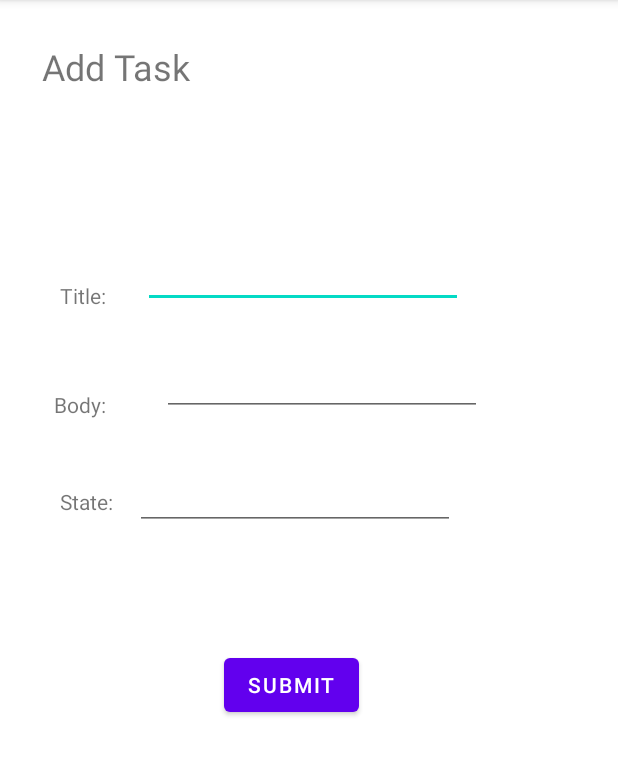
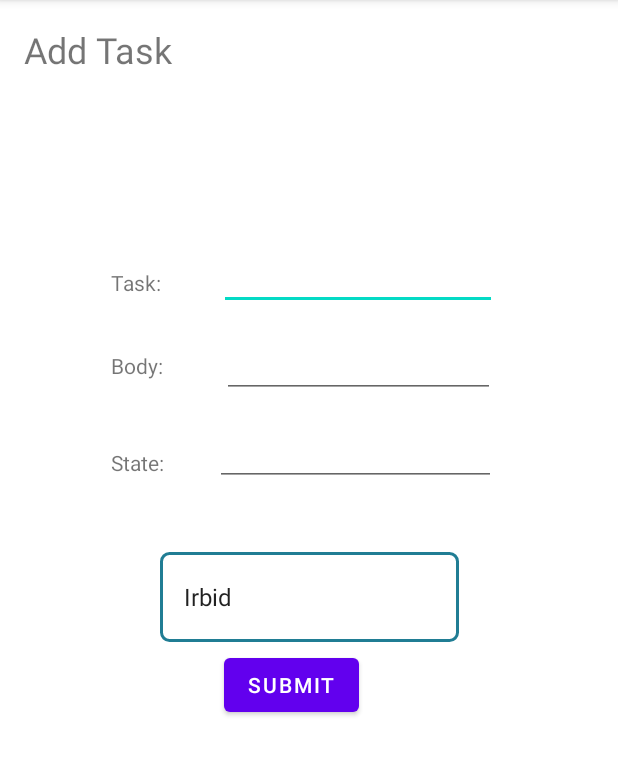
Before and after one commit to ibrahim-alhamshari/taskmaster, an Android app: the AddTask screen opened directly, with no data from a screen before it, on a phone screen of 412 x 824 dp, the part 84-860 px from its top. Run offline under Robolectric (Android 15) with nearby library versions, the phone set to English and light mode, and no system bars; our stand-ins replace Room's generated code; libraries missing offline, so code that uses them is left out: com.amplifyframework.api, com.amplifyframework.core.

Commit message:
adding spinner to the add task and to the settings page, and making a relation one_to many between the tasks and the teams who have these tasks

```diff
--- a/app/src/main/AndroidManifest.xml
+++ b/app/src/main/AndroidManifest.xml
@@ -7,7 +7,6 @@
         android:icon="@mipmap/ic_launcher"
         android:label="@string/app_name"
         android:roundIcon="@mipmap/ic_launcher_round"
-        android:supportsRtl="true"
         android:theme="@style/Theme.MyApplication">
         <activity
             android:name=".Settings"
--- a/app/src/main/java/com/example/myapplication/AddTask.java
+++ b/app/src/main/java/com/example/myapplication/AddTask.java
@@ -7,8 +7,11 @@ import android.content.Intent;
 import android.os.Bundle;
 import android.util.Log;
 import android.view.View;
+import android.widget.AdapterView;
+import android.widget.ArrayAdapter;
 import android.widget.Button;
 import android.widget.EditText;
+import android.widget.Spinner;
 import android.widget.Toast;
 
 import com.amplifyframework.AmplifyException;
@@ -16,16 +19,47 @@ import com.amplifyframework.api.aws.AWSApiPlugin;
 import com.amplifyframework.api.graphql.model.ModelMutation;
 import com.amplifyframework.core.Amplify;
 import com.amplifyframework.datastore.generated.model.GeneratedTaskModel;
+import com.amplifyframework.datastore.generated.model.Team;
 import com.example.myapplication.Database.TaskDatabase;
+
+import java.util.ArrayList;
+import java.util.List;
 
 public class AddTask extends AppCompatActivity {
 
+
     @Override
-    protected void onCreate(Bundle savedInstanceState) {
+    protected void onCreate(Bundle savedInstanceState){
         super.onCreate(savedInstanceState);
         setContentView(R.layout.activity_add_task);
         getSupportActionBar().setDisplayHomeAsUpEnabled(true);
+        final String[] teamName = {""};
 
+
+        Spinner spinner=findViewById(R.id.spinnerButton);
+
+        List<String> list=new ArrayList<>();
+        list.add("Irbid");
+        list.add("Amman");
+        list.add("Jarash");
+        ArrayAdapter<String> adapter = new ArrayAdapter<String>(this, android.R.layout.simple_list_item_1, list);
+        adapter.setDropDownViewResource(android.R.layout.simple_spinner_dropdown_item);
+        spinner.setAdapter(adapter);
+
+        spinner.setOnItemSelectedListener(new AdapterView.OnItemSelectedListener() {
+            @Override
+            public void onItemSelected(AdapterView<?> adapterView, View view, int position, long l) {
+                spinner.setSelection(position);
+                String text = adapterView.getItemAtPosition(position).toString();
+                teamName[0] =text;
+                Toast.makeText(getApplicationContext(), text, Toast.LENGTH_LONG).show();
+            }
+
+            @Override
+            public void onNothingSelected(AdapterView<?> adapterView) {
+
+            }
+        });
 
         EditText title = findViewById(R.id.titleInAddTask);
         EditText body = findViewById(R.id.bodyInAddTask);
@@ -34,33 +68,33 @@ public class AddTask extends AppCompatActivity {
         Button submitButton = findViewById(R.id.submitInAddDish);
 
         submitButton.setOnClickListener(new View.OnClickListener() {
+
             @Override
             public void onClick(View view) {
                 Toast.makeText(getApplicationContext(),"submitted!" , Toast.LENGTH_LONG).show();
-                saveNewTask(title.getText().toString() , body.getText().toString(), state.getText().toString());
+                saveNewTask(title.getText().toString() , body.getText().toString(), state.getText().toString() , teamName[0]);
                 Intent intent = new Intent(AddTask.this, MainActivity.class);
                 startActivity(intent);
-
             }
         });
     }
 
-    private void saveNewTask(String title , String body , String state){
-//        TaskDatabase db = Room.databaseBuilder(this, TaskDatabase.class, "task1").fallbackToDestructiveMigration().allowMainThreadQueries().build();
 
-//       Task task = new Task();
-//
-//       task.title= title;
-//       task.body=body;
-//       task.state=state;
+    private void saveNewTask(String title , String body , String state , String teamName){
 
+        Team team = Team.builder().name(teamName).build();
         GeneratedTaskModel generatedTaskModel = GeneratedTaskModel.builder()  //creating the tasks instance
                     .taskName(title)
                     .body(body)
                     .state(state)
+                    .team(team)
                     .build();
 
-        System.out.println(title + "=============================================================");
+        Amplify.API.mutate( // create or update on the database
+                ModelMutation.create(team),
+                response -> Log.i("MyAmplifyApp", "Added task with id: " + response.getData().getId()),
+                error -> Log.e("MyAmplifyApp", "Create failed", error)
+        );
 
             Amplify.API.mutate( // create or update on the database
                     ModelMutation.create(generatedTaskModel),
@@ -68,9 +102,6 @@ public class AddTask extends AppCompatActivity {
                     error -> Log.e("MyAmplifyApp", "Create failed", error)
             );
 
-//        db.taskDao().insertTask(task);
+    }
 
-
-
-    }
 }
--- /dev/null
+++ b/app/src/main/res/drawable/background.xml
@@ -0,0 +1,7 @@
+<?xml version="1.0" encoding="utf-8"?>
+<shape xmlns:android="http://schemas.android.com/apk/res/android" android:shape="rectangle">
+<stroke android:color="#ff207d94" android:width="2dp"></stroke>
+    <corners android:radius="5dp"></corners>
+    <solid android:color="#ffffff"></solid>
+
+</shape>
--- a/app/src/main/res/layout/activity_add_task.xml
+++ b/app/src/main/res/layout/activity_add_task.xml
@@ -10,12 +10,14 @@
         android:id="@+id/textView2"
         android:layout_width="237dp"
         android:layout_height="91dp"
-        android:layout_marginStart="28dp"
-        android:layout_marginTop="28dp"
         android:text="Add Task"
         android:textSize="24sp"
+        app:layout_constraintBottom_toBottomOf="parent"
+        app:layout_constraintEnd_toEndOf="parent"
+        app:layout_constraintHorizontal_bias="0.091"
         app:layout_constraintStart_toStartOf="parent"
-        app:layout_constraintTop_toTopOf="parent" />
+        app:layout_constraintTop_toTopOf="parent"
+        app:layout_constraintVertical_bias="0.025" />
 
     <Button
         android:id="@+id/submitInAddDish"
@@ -31,74 +33,92 @@
 
     <TextView
         android:id="@+id/textViewDishName"
-        android:layout_width="wrap_content"
-        android:layout_height="wrap_content"
-        android:layout_marginStart="40dp"
-        android:text="Title:"
+        android:layout_width="46dp"
+        android:layout_height="28dp"
+        android:text="Task:"
+        android:textSize="14sp"
         app:layout_constraintBottom_toBottomOf="parent"
+        app:layout_constraintEnd_toEndOf="parent"
+        app:layout_constraintHorizontal_bias="0.202"
         app:layout_constraintStart_toStartOf="parent"
         app:layout_constraintTop_toTopOf="parent"
-        app:layout_constraintVertical_bias="0.25" />
+        app:layout_constraintVertical_bias="0.241" />
 
     <EditText
         android:id="@+id/titleInAddTask"
-        android:layout_width="wrap_content"
-        android:layout_height="wrap_content"
+        android:layout_width="185dp"
+        android:layout_height="48dp"
         android:ems="10"
         android:inputType="textPersonName"
         app:layout_constraintBottom_toBottomOf="parent"
         app:layout_constraintEnd_toEndOf="parent"
-        app:layout_constraintHorizontal_bias="0.193"
-        app:layout_constraintStart_toEndOf="@+id/textViewDishName"
+        app:layout_constraintHorizontal_bias="0.645"
+        app:layout_constraintStart_toStartOf="parent"
         app:layout_constraintTop_toTopOf="parent"
-        app:layout_constraintVertical_bias="0.221" />
+        app:layout_constraintVertical_bias="0.22" />
 
     <TextView
         android:id="@+id/textView6"
         android:layout_width="wrap_content"
         android:layout_height="wrap_content"
-        android:layout_marginStart="36dp"
         android:text="Body: "
         app:layout_constraintBottom_toBottomOf="parent"
+        app:layout_constraintEnd_toEndOf="parent"
+        app:layout_constraintHorizontal_bias="0.198"
         app:layout_constraintStart_toStartOf="parent"
         app:layout_constraintTop_toBottomOf="@+id/textViewDishName"
-        app:layout_constraintVertical_bias="0.099" />
+        app:layout_constraintVertical_bias="0.05"
+        tools:ignore="MissingConstraints" />
 
     <EditText
         android:id="@+id/bodyInAddTask"
-        android:layout_width="wrap_content"
-        android:layout_height="wrap_content"
+        android:layout_width="182dp"
+        android:layout_height="48dp"
         android:ems="10"
         android:inputType="textPersonName"
         app:layout_constraintBottom_toBottomOf="parent"
         app:layout_constraintEnd_toEndOf="parent"
-        app:layout_constraintHorizontal_bias="0.275"
-        app:layout_constraintStart_toEndOf="@+id/textView6"
-        app:layout_constraintTop_toBottomOf="@+id/titleInAddTask"
-        app:layout_constraintVertical_bias="0.051" />
+        app:layout_constraintHorizontal_bias="0.643"
+        app:layout_constraintStart_toStartOf="parent"
+        app:layout_constraintTop_toTopOf="parent"
+        app:layout_constraintVertical_bias="0.302" />
 
     <TextView
         android:id="@+id/TextView"
-        android:layout_width="wrap_content"
-        android:layout_height="wrap_content"
-        android:layout_marginStart="40dp"
+        android:layout_width="37dp"
+        android:layout_height="27dp"
         android:text="State:"
         app:layout_constraintBottom_toBottomOf="parent"
+        app:layout_constraintEnd_toEndOf="parent"
+        app:layout_constraintHorizontal_bias="0.197"
         app:layout_constraintStart_toStartOf="parent"
         app:layout_constraintTop_toBottomOf="@+id/textView6"
-        app:layout_constraintVertical_bias="0.096" />
+        app:layout_constraintVertical_bias="0.093" />
 
     <EditText
         android:id="@+id/stateInAddTask"
-        android:layout_width="wrap_content"
-        android:layout_height="wrap_content"
+        android:layout_width="187dp"
+        android:layout_height="48dp"
         android:ems="10"
         android:inputType="textPersonName"
         app:layout_constraintBottom_toBottomOf="parent"
         app:layout_constraintEnd_toEndOf="parent"
-        app:layout_constraintHorizontal_bias="0.119"
-        app:layout_constraintStart_toEndOf="@+id/TextView"
+        app:layout_constraintHorizontal_bias="0.639"
+        app:layout_constraintStart_toStartOf="parent"
         app:layout_constraintTop_toBottomOf="@+id/bodyInAddTask"
-        app:layout_constraintVertical_bias="0.069" />
+        app:layout_constraintVertical_bias="0.024" />
+
+    <Spinner
+        android:id="@+id/spinnerButton"
+        android:layout_width="199dp"
+        android:layout_height="60dp"
+        android:background="@drawable/background"
+        android:spinnerMode="dialog"
+        app:layout_constraintBottom_toBottomOf="parent"
+        app:layout_constraintEnd_toEndOf="parent"
+        app:layout_constraintStart_toStartOf="parent"
+        app:layout_constraintTop_toTopOf="parent"
+        app:layout_constraintVertical_bias="0.52"
+        tools:ignore="SpeakableTextPresentCheck" />
 
 </androidx.constraintlayout.widget.ConstraintLayout>
```
Also changed, not shown: app/src/main/java/com/example/myapplication/MainActivity.java (+18 -17 lines), app/src/main/java/com/example/myapplication/Settings.java (+38 -1 lines), app/src/main/res/layout/activity_main.xml (+12 -0 lines), app/src/main/res/layout/activity_settings.xml (+25 -0 lines), app/src/main/res/values/strings.xml (+7 -0 lines), app/src/main/java/com/amplifyframework/datastore/generated/model/AmplifyModelProvider.java, app/src/main/java/com/amplifyframework/datastore/generated/model/GeneratedTaskModel.java, app/src/main/java/com/amplifyframework/datastore/generated/model/Team.java (added), 1 other file.
